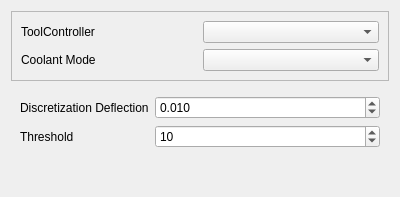
This is src/Mod/Path/Gui/Resources/panels/PageOpVcarveEdit.ui in southseact-3d/fcd as Qt 5 draws it before an edit. The edited form follows.
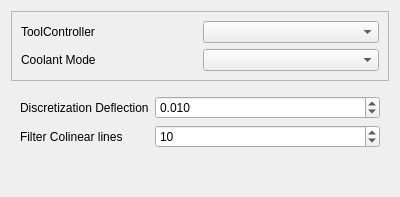
This is the edited form.

Commit message: Fix help text for filter control

Patch:
```diff
--- a/src/Mod/Path/Gui/Resources/panels/PageOpVcarveEdit.ui
+++ b/src/Mod/Path/Gui/Resources/panels/PageOpVcarveEdit.ui
@@ -95,7 +95,7 @@
          <string>&lt;html&gt;&lt;head/&gt;&lt;body&gt;&lt;p&gt;&lt;br/&gt;&lt;/p&gt;&lt;/body&gt;&lt;/html&gt;</string>
         </property>
         <property name="text">
-         <string>Threshold</string>
+         <string>Filter Colinear lines</string>
         </property>
        </widget>
       </item>
```
Left out of the diff: 4 changed lines with no effect on the pictures.
